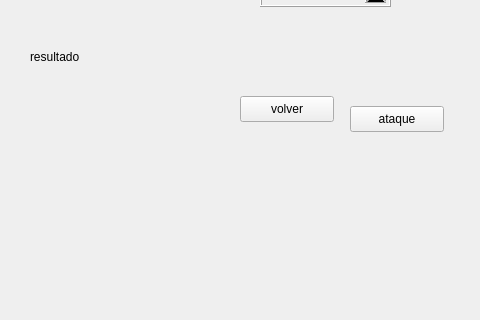
Qt form PrayToWin/mainwindow.ui (tomachiro/proyecto-tel102-Pray-to-Win) before a commit; both pictures show x 320 to 800 and y 134 to 454 of the 800 by 600 pixel window.
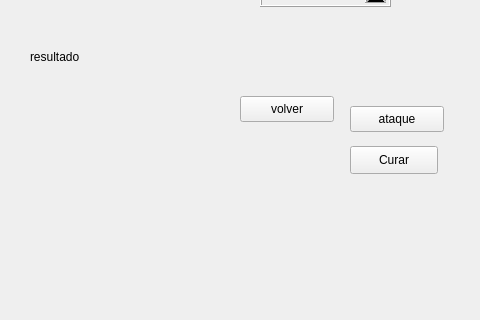
The same form after that commit. The open tabs and pages were chosen to show the change.

Commit message: se agrega botón Curar en mainwindow.ui

```diff
--- a/PrayToWin/mainwindow.ui
+++ b/PrayToWin/mainwindow.ui
@@ -111,6 +111,19 @@
        <string>resultado</string>
       </property>
      </widget>
+     <widget class="QPushButton" name="curacion">
+      <property name="geometry">
+       <rect>
+        <x>670</x>
+        <y>290</y>
+        <width>88</width>
+        <height>28</height>
+       </rect>
+      </property>
+      <property name="text">
+       <string>Curar</string>
+      </property>
+     </widget>
     </widget>
     <widget class="QWidget" name="personajes">
      <widget class="QPushButton" name="p_normal">
```
Left out of the diff: 2 changed lines with no effect on the pictures.
